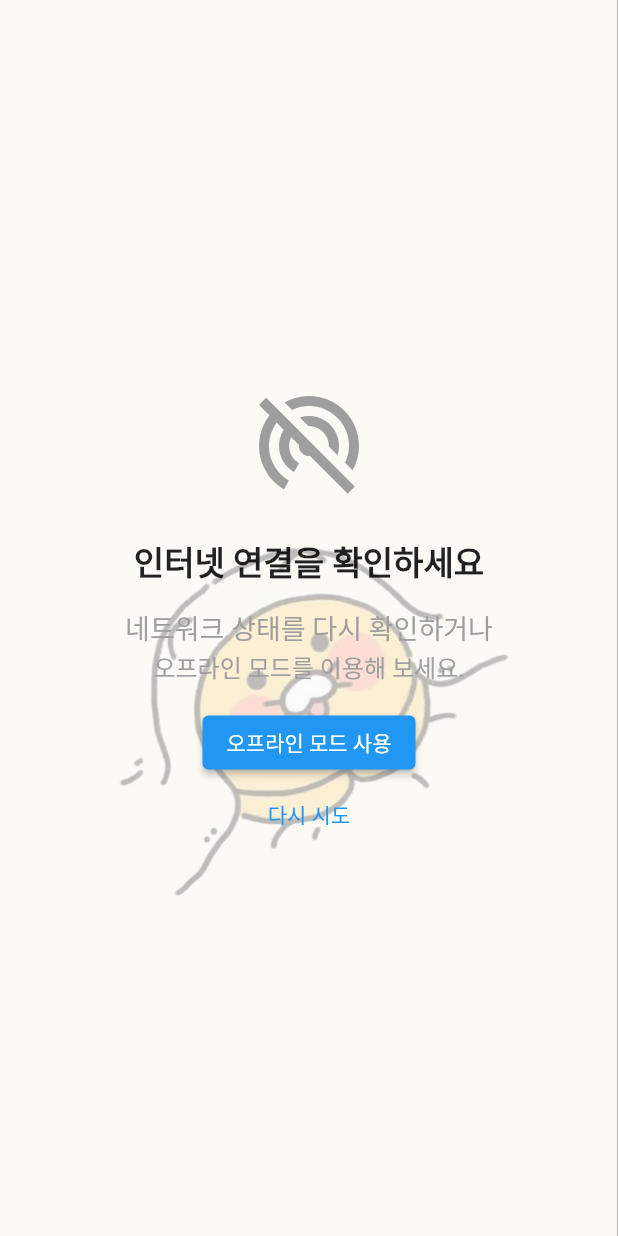
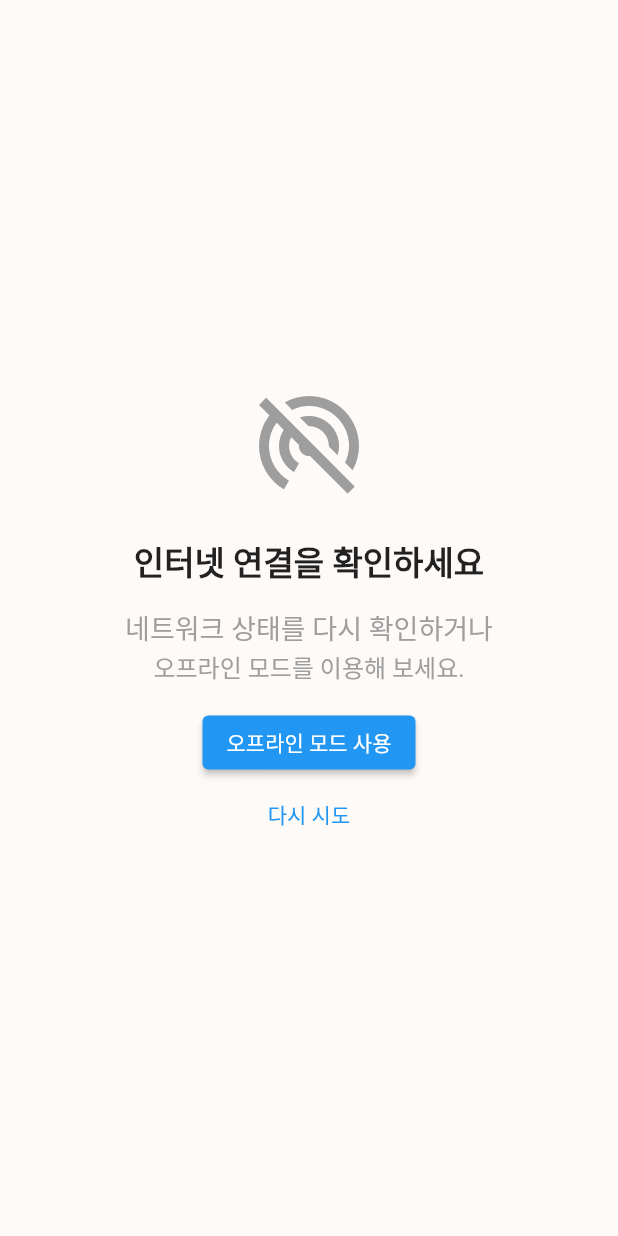
Before and after one commit to KensukePark/live_exchange_app, a Flutter app: the ErrorPage screen opened directly, on a phone screen of 412 x 824 dp. Run offline on Flutter 3.47's test engine with Material 2 defaults, Android fonts, the phone set to English and light mode, and no system bars; our stand-ins replace flutter_spinkit, shared_preferences; missing offline and left inert: flutter_scalable_ocr; accounts and stored records are empty; Roboto replaces fonts that are missing (title).

```diff
--- a/lib/screens/error_page.dart
+++ b/lib/screens/error_page.dart
@@ -16,6 +16,8 @@ class _ErrorPageState extends State<ErrorPage> {
       body: SafeArea(
         child: Container(
           decoration: BoxDecoration(
+            color: Color(0xffFEFAF8),
+            /*
             image: DecorationImage(
               fit: BoxFit.cover,
               image: AssetImage('assets/images/chunsik_bg_3.jpg'), // 배경 이미지
@@ -24,6 +26,7 @@ class _ErrorPageState extends State<ErrorPage> {
                   BlendMode.dstATop
               ),
             ),
+             */
           ),
           child: Center(
             child: Column(
@@ -59,6 +62,8 @@ class _ErrorPageState extends State<ErrorPage> {
                 ),
                 SizedBox(height: 15,),
                 ElevatedButton(
+                  style: ButtonStyle(
+                  ),
                   onPressed: () async {
                     var prefs = await SharedPreferences.getInstance();
                     prefs.setBool('bool', true);
```
